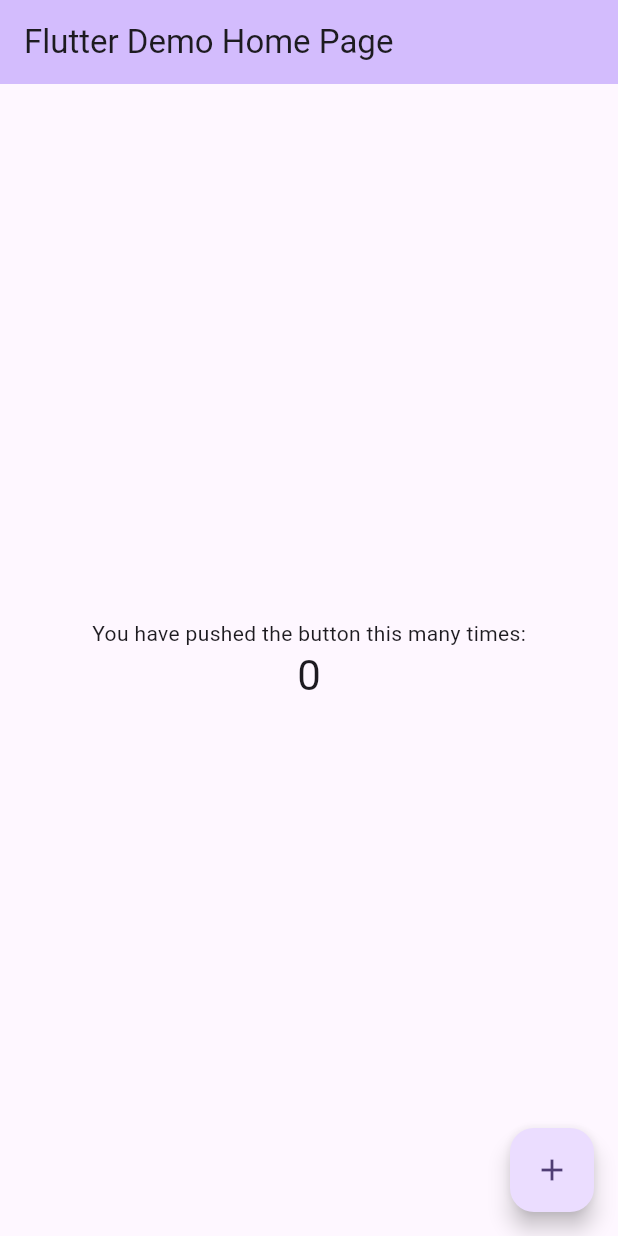
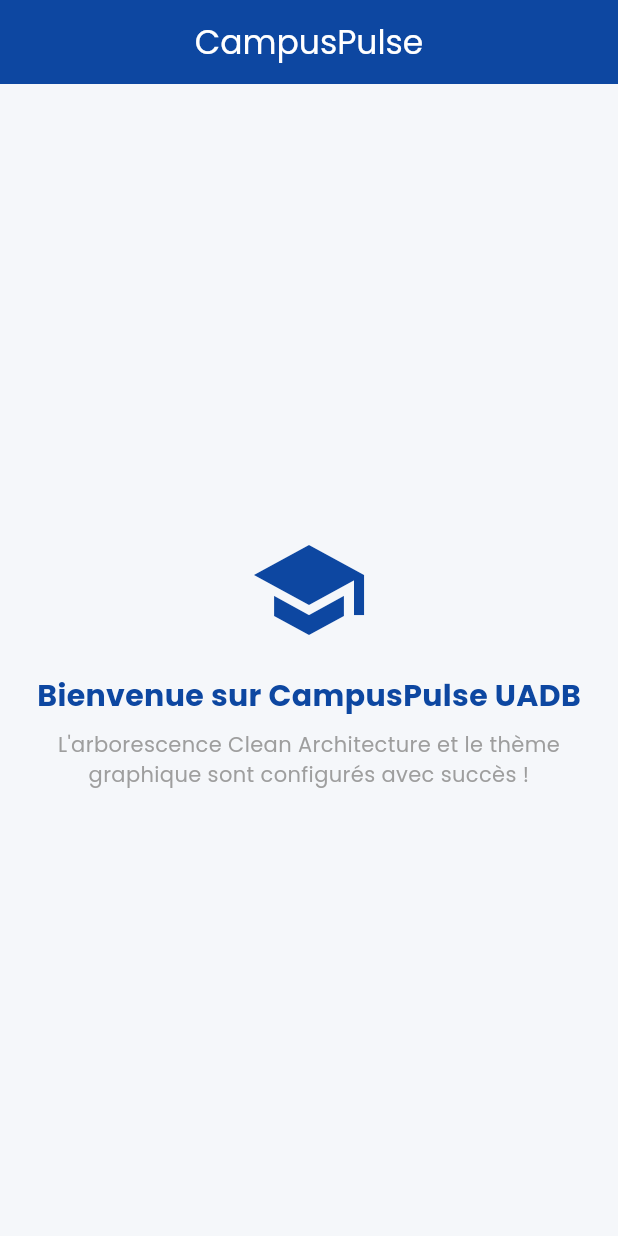
Before and after one commit to ganafaye/campuspulse, a Flutter app: the screen it shows after launch, on a phone screen of 412 x 824 dp. Run offline on Flutter 3.47's test engine with Material 3 defaults, Android fonts, the phone set to English and light mode, and no system bars; our stand-ins replace flutter_riverpod, google_fonts.

Commit message:
feat: Configuration de main.dart avec Riverpod et le theme UADB

```diff
--- a/lib/main.dart
+++ b/lib/main.dart
@@ -1,122 +1,100 @@
 import 'package:flutter/material.dart';
+import 'package:flutter_riverpod/flutter_riverpod.dart';
+import 'package:google_fonts/google_fonts.dart';
 
 void main() {
-  runApp(const MyApp());
+  // L'application est enveloppée dans un ProviderScope pour activer Riverpod
+  runApp(
+    const ProviderScope(
+      child: CampusPulseApp(),
+    ),
+  );
 }
 
-class MyApp extends StatelessWidget {
-  const MyApp({super.key});
+class CampusPulseApp extends StatelessWidget {
+  const CampusPulseApp({super.key});
 
-  // This widget is the root of your application.
   @override
   Widget build(BuildContext context) {
     return MaterialApp(
-      title: 'Flutter Demo',
+      title: 'CampusPulse UADB',
+      debugShowCheckedModeBanner: false,
+
+      // Configuration du Thème Global basée sur la charte graphique officielle
       theme: ThemeData(
-        // This is the theme of your application.
-        //
-        // TRY THIS: Try running your application with "flutter run". You'll see
-        // the application has a purple toolbar. Then, without quitting the app,
-        // try changing the seedColor in the colorScheme below to Colors.green
-        // and then invoke "hot reload" (save your changes or press the "hot
-        // reload" button in a Flutter-supported IDE, or press "r" if you used
-        // the command line to start the app).
-        //
-        // Notice that the counter didn't reset back to zero; the application
-        // state is not lost during the reload. To reset the state, use hot
-        // restart instead.
-        //
-        // This works for code too, not just values: Most code changes can be
-        // tested with just a hot reload.
-        colorScheme: .fromSeed(seedColor: Colors.deepPurple),
+        useMaterial3: true,
+
+        // Configuration de la police par défaut (Poppins)
+        textTheme: GoogleFonts.poppinsTextTheme(Theme.of(context).textTheme),
+
+        // Palette chromatique de l'UADB
+        colorScheme: ColorScheme.fromSeed(
+          seedColor: const Color(0x000d47a1), // Base Bleu Royal
+          primary: const Color(0xFF0D47A1),    // Bleu Royal UADB
+          secondary: const Color(0xFFFFC107),  // Or / Jaune Subtil
+          surface: const Color(0xFFFFFFFF),    // Blanc Pur pour les cartes
+          error: const Color(0xFFD32F2F),      // Rouge Éclatant pour les alertes
+        ),
+
+        // Couleur de fond globale douce pour éviter la fatigue visuelle
+        scaffoldBackgroundColor: const Color(0xFFF5F7FA),
+
+        // Style par défaut des barres d'outils (AppBar)
+        appBarTheme: const AppBarTheme(
+          backgroundColor: Color(0xFF0D47A1),
+          foregroundColor: Colors.white,
+          elevation: 0,
+          centerTitle: true,
+        ),
       ),
-      home: const MyHomePage(title: 'Flutter Demo Home Page'),
+
+      // Écran temporaire en attendant la configuration des routes avec GoRouter
+      home: const TempHomeScreen(),
     );
   }
 }
 
-class MyHomePage extends StatefulWidget {
-  const MyHomePage({super.key, required this.title});
-
-  // This widget is the home page of your application. It is stateful, meaning
-  // that it has a State object (defined below) that contains fields that affect
-  // how it looks.
-
-  // This class is the configuration for the state. It holds the values (in this
-  // case the title) provided by the parent (in this case the App widget) and
-  // used by the build method of the State. Fields in a Widget subclass are
-  // always marked "final".
-
-  final String title;
-
-  @override
-  State<MyHomePage> createState() => _MyHomePageState();
-}
-
-class _MyHomePageState extends State<MyHomePage> {
-  int _counter = 0;
-
-  void _incrementCounter() {
-    setState(() {
-      // This call to setState tells the Flutter framework that something has
-      // changed in this State, which causes it to rerun the build method below
-      // so that the display can reflect the updated values. If we changed
-      // _counter without calling setState(), then the build method would not be
-      // called again, and so nothing would appear to happen.
-      _counter++;
-    });
-  }
+// Widget temporaire pour tester que l'application se lance correctement
+class TempHomeScreen extends StatelessWidget {
+  const TempHomeScreen({super.key});
 
   @override
   Widget build(BuildContext context) {
-    // This method is rerun every time setState is called, for instance as done
-    // by the _incrementCounter method above.
-    //
-    // The Flutter framework has been optimized to make rerunning build methods
-    // fast, so that you can just rebuild anything that needs updating rather
-    // than having to individually change instances of widgets.
     return Scaffold(
       appBar: AppBar(
-        // TRY THIS: Try changing the color here to a specific color (to
-        // Colors.amber, perhaps?) and trigger a hot reload to see the AppBar
-        // change color while the other colors stay the same.
-        backgroundColor: Theme.of(context).colorScheme.inversePrimary,
-        // Here we take the value from the MyHomePage object that was created by
-        // the App.build method, and use it to set our appbar title.
-        title: Text(widget.title),
+        title: const Text('CampusPulse'),
       ),
       body: Center(
-        // Center is a layout widget. It takes a single child and positions it
-        // in the middle of the parent.
         child: Column(
-          // Column is also a layout widget. It takes a list of children and
-          // arranges them vertically. By default, it sizes itself to fit its
-          // children horizontally, and tries to be as tall as its parent.
-          //
-          // Column has various properties to control how it sizes itself and
-          // how it positions its children. Here we use mainAxisAlignment to
-          // center the children vertically; the main axis here is the vertical
-          // axis because Columns are vertical (the cross axis would be
-          // horizontal).
-          //
-          // TRY THIS: Invoke "debug painting" (choose the "Toggle Debug Paint"
-          // action in the IDE, or press "p" in the console), to see the
-          // wireframe for each widget.
-          mainAxisAlignment: .center,
+          mainAxisAlignment: MainAxisAlignment.center,
           children: [
-            const Text('You have pushed the button this many times:'),
+            Icon(
+              Icons.school,
+              size: 80,
+              color: Theme.of(context).colorScheme.primary,
+            ),
+            const SizedBox(height: 16),
             Text(
-              '$_counter',
-              style: Theme.of(context).textTheme.headlineMedium,
+              'Bienvenue sur CampusPulse UADB',
+              style: TextStyle(
+                fontSize: 20,
+                fontWeight: FontWeight.bold,
+                color: Theme.of(context).colorScheme.primary,
+              ),
+            ),
+            const SizedBox(height: 8),
+            const Padding(
+              padding: EdgeInsets.symmetric(horizontal: 32),
+              key: Key('subtitle'),
+              child: Text(
+                'L\'arborescence Clean Architecture et le thème graphique sont configurés avec succès !',
+                textAlign: TextAlign.center,
+                style: TextStyle(color: Colors.grey, fontSize: 14),
+              ),
             ),
           ],
         ),
       ),
-      floatingActionButton: FloatingActionButton(
-        onPressed: _incrementCounter,
-        tooltip: 'Increment',
-        child: const Icon(Icons.add),
-      ),
     );
   }
 }
```
Also changed, not shown: pubspec.yaml (+24 -71 lines), pubspec.lock, 3 other files.
